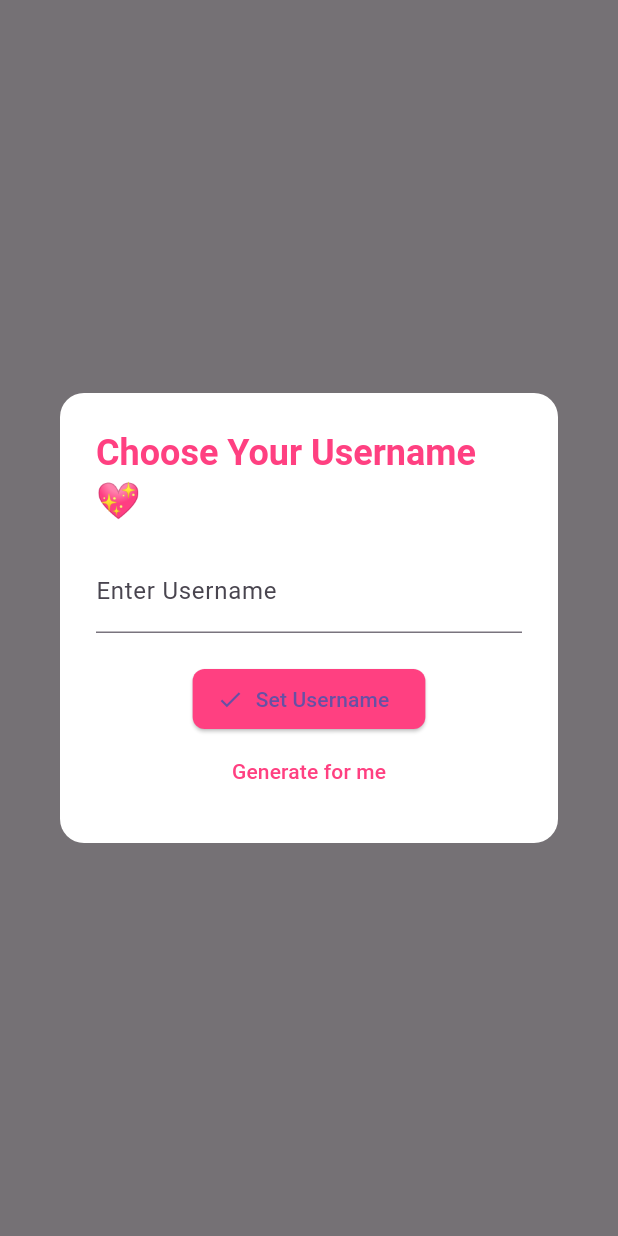
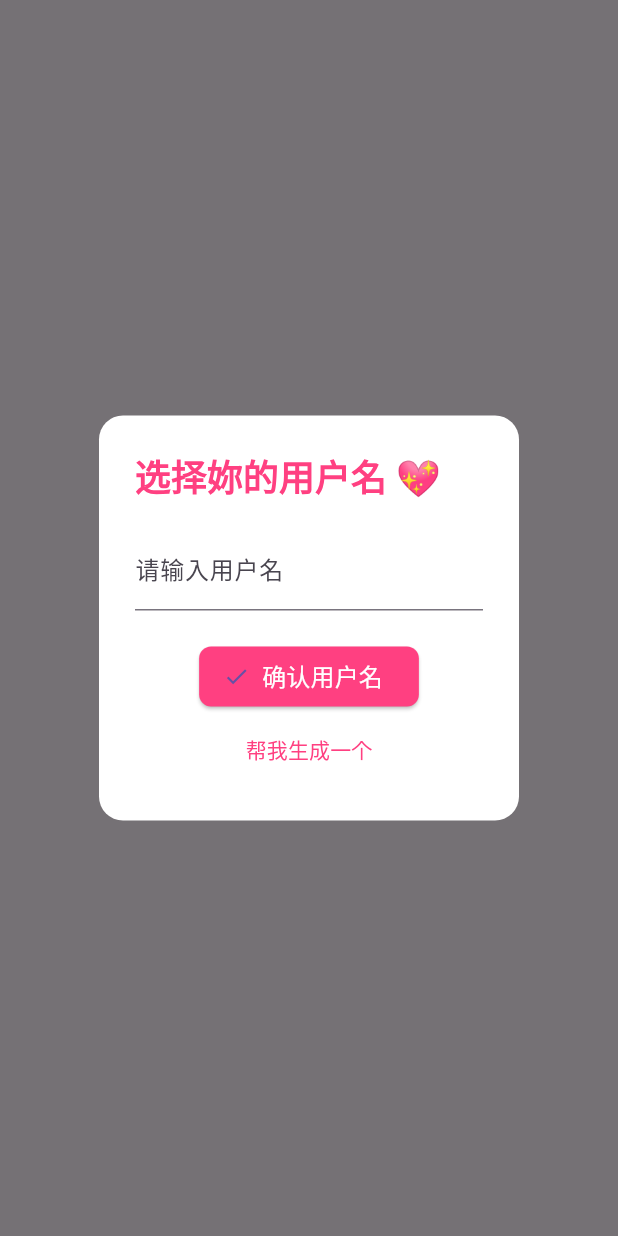
Before and after one commit to ctkqiang/ling_ling_app, a Flutter app: what showUsernameDialog() shows on an empty page, opened directly with empty values, on a phone screen of 412 x 824 dp. Run offline on Flutter 3.47's test engine with Material 3 defaults, Android fonts, the phone set to English and light mode, and no system bars; our stand-ins replace get, logger, lottie, sqflite; missing offline and left inert: another_telephony, flutter_defend; accounts and stored records are empty.

```diff
--- a/lib/presentation/components/username_config.dart
+++ b/lib/presentation/components/username_config.dart
@@ -8,13 +8,20 @@ void showUsernameDialog(
   final TextEditingController controller = TextEditingController();
 
   showDialog(
+    useSafeArea: true,
+    barrierDismissible: false,
+    useRootNavigator: true,
     context: context,
     builder: (context) {
-      return AlertDialog(
-        shape: RoundedRectangleBorder(borderRadius: BorderRadius.circular(16)),
+      return PopScope(
+        canPop: false,
+        child: AlertDialog(
+          shape: RoundedRectangleBorder(
+            borderRadius: BorderRadius.circular(16),
+          ),
           backgroundColor: Colors.white,
           title: Text(
-          'Choose Your Username 💖',
+            '选择妳的用户名 💖',
             style: TextStyle(
               color: Colors.pinkAccent,
               fontWeight: FontWeight.bold,
@@ -26,7 +33,7 @@ void showUsernameDialog(
               TextField(
                 controller: controller,
                 decoration: InputDecoration(
-                labelText: 'Enter Username',
+                  labelText: '请输入用户名',
                   focusedBorder: UnderlineInputBorder(
                     borderSide: BorderSide(color: Colors.pinkAccent),
                   ),
@@ -41,7 +48,10 @@ void showUsernameDialog(
                   ),
                 ),
                 icon: Icon(Icons.check, size: 18),
-              label: Text("Set Username"),
+                label: Text(
+                  "确认用户名",
+                  style: TextStyle(fontSize: 16, color: Colors.white),
+                ),
                 onPressed: () {
                   final name = controller.text.trim();
                   if (name.isNotEmpty) {
@@ -52,7 +62,7 @@ void showUsernameDialog(
               ),
               TextButton(
                 child: Text(
-                'Generate for me',
+                  '帮我生成一个',
                   style: TextStyle(color: Colors.pinkAccent),
                 ),
                 onPressed: () {
@@ -63,6 +73,7 @@ void showUsernameDialog(
               ),
             ],
           ),
+        ),
       );
     },
   );
--- a/pubspec.yaml
+++ b/pubspec.yaml
@@ -22,6 +22,7 @@ dependencies:
   path: ^1.9.0
   sqflite: ^2.4.2
   flutter_defend: ^0.0.2
+  flutter_root_jailbreak: ^2.0.2
 
 dev_dependencies:
   flutter_test:
```
Also changed, not shown: lib/controller/database_controller.dart (+8 -3 lines), lib/presentation/pages/fragments/dialer_page.dart (+7 -5 lines), lib/presentation/pages/fragments/tool_box_page.dart (+15 -1 lines), pubspec.lock, 1 other file. Lines whose indentation alone changed are shown as unchanged.
